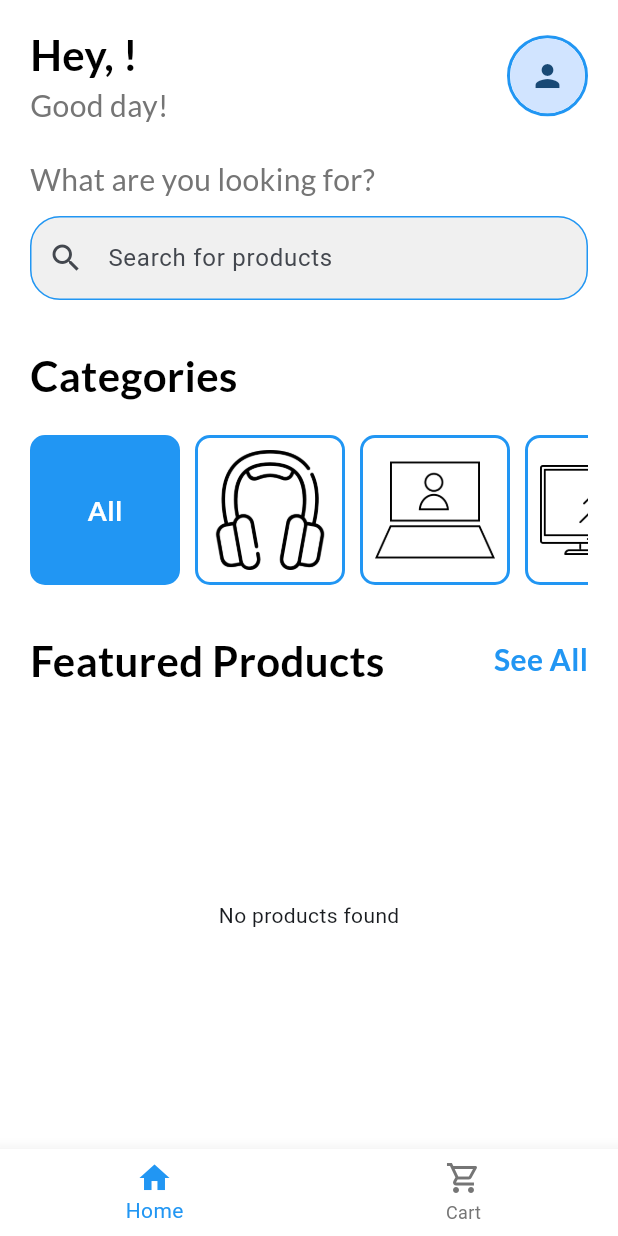
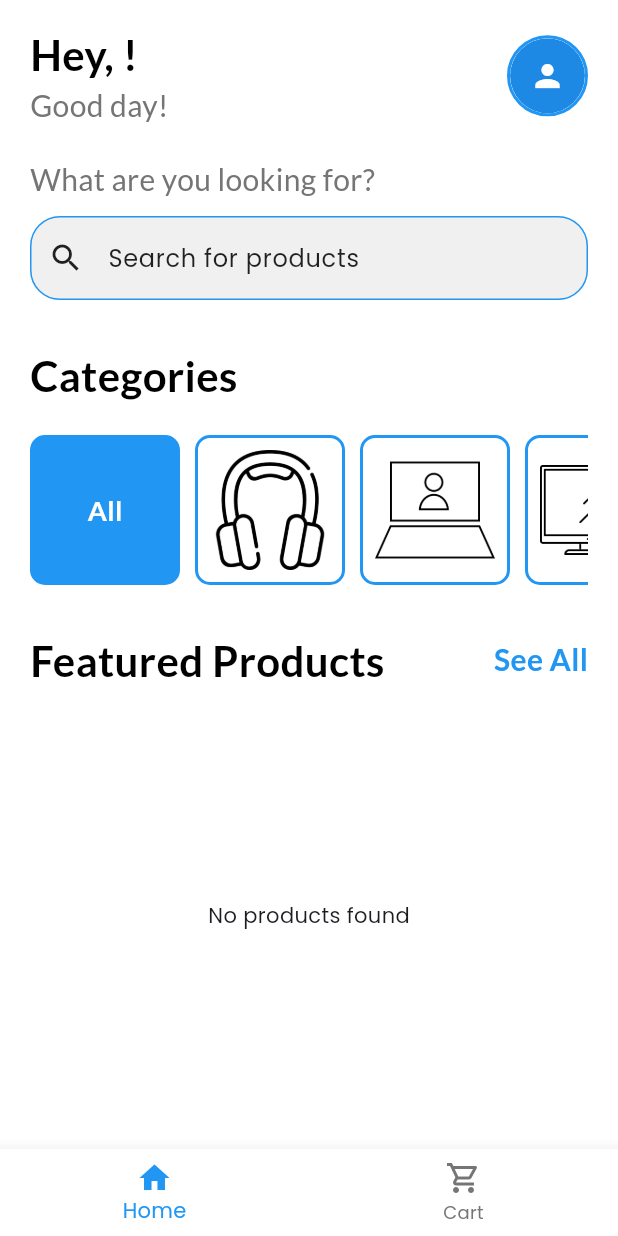
Before and after one commit to mehrishisarthak/kartsy, a Flutter app: the BottomBar screen opened directly, on a phone screen of 412 x 824 dp. Run offline on Flutter 3.47's test engine with Material 3 defaults, Android fonts, the phone set to English and light mode, and no system bars; our stand-ins replace cloud_firestore, firebase_auth, firebase_core, firebase_storage, google_fonts, google_sign_in and 5 more; missing offline and left inert: firebase_app_check; accounts and stored records are empty.

Commit message:
added theme provider, theme data and shared prefrences along wirh logout functionality

```diff
--- a/lib/pages/home.dart
+++ b/lib/pages/home.dart
@@ -40,6 +40,7 @@ class _HomeScreenState extends State<HomeScreen> {
   /// A single, safe function to load all necessary data when the screen starts.
   Future<void> _initializeData() async {
     uid = await SharedPreferenceHelper().getUserID();
+
 
     if (uid != null) {
       // Run both data loading operations concurrently for speed
--- a/lib/pages/profile.dart
+++ b/lib/pages/profile.dart
@@ -2,6 +2,7 @@ import 'dart:io';
 
 import 'package:cloud_firestore/cloud_firestore.dart';
 import 'package:ecommerce_shop/pages/admin_login.dart';
+import 'package:ecommerce_shop/pages/settings.dart';
 import 'package:ecommerce_shop/services/shared_preferences.dart';
 import 'package:firebase_auth/firebase_auth.dart';
 import 'package:firebase_storage/firebase_storage.dart';
@@ -386,6 +387,9 @@ class _ProfilePageState extends State<ProfilePage> {
     return Scaffold(
       backgroundColor: const Color(0xFFF7F9FB),
       appBar: AppBar(
+        actions: [
+          IconButton(icon: const Icon(Icons.settings, color: Colors.blue), onPressed: () => Navigator.of(context).push(MaterialPageRoute(builder: (context) => const SettingsPage()))),
+        ],
         leading: IconButton(icon: const Icon(Icons.arrow_back, color: Colors.blue), onPressed: () => Navigator.pop(context)),
         title: Text("Edit Profile", style: TextStyle(color: Colors.blue[700], fontWeight: FontWeight.bold)),
         centerTitle: true,
--- a/lib/services/shared_preferences.dart
+++ b/lib/services/shared_preferences.dart
@@ -6,7 +6,8 @@ class SharedPreferenceHelper {
   static String userNamekey = "USERNAMEKEY";
   static String userEmailkey = "USEREMAILKEY";
   static String userImagekey = "USERIMAGEKEY";
-  static String userAddressKey = "USERADDRESSKEY"; // New key for the address
+  static String userAddressKey = "USERADDRESSKEY";
+  static String themeKey = "THEMEKEY"; // Key for theme preference
 
   Future<bool> saveUserId(String getUserID) async {
     SharedPreferences prefs = await SharedPreferences.getInstance();
@@ -28,11 +29,16 @@ class SharedPreferenceHelper {
     return await prefs.setString(userImagekey, getUserImage);
   }
 
-  /// Encodes a Map to a JSON string and saves it.
   Future<bool> saveUserAddress(Map<String, dynamic> address) async {
     SharedPreferences prefs = await SharedPreferences.getInstance();
     String addressJson = json.encode(address);
     return await prefs.setString(userAddressKey, addressJson);
+  }
+
+  /// Saves the theme preference (true for dark, false for light).
+  Future<bool> saveTheme(bool isDarkMode) async {
+    SharedPreferences prefs = await SharedPreferences.getInstance();
+    return await prefs.setBool(themeKey, isDarkMode);
   }
 
   Future<String?> getUserID() async {
@@ -55,7 +61,6 @@ class SharedPreferenceHelper {
     return prefs.getString(userImagekey);
   }
 
-  /// Retrieves the JSON string and decodes it back to a Map.
   Future<Map<String, dynamic>?> getUserAddress() async {
     SharedPreferences prefs = await SharedPreferences.getInstance();
     String? addressJson = prefs.getString(userAddressKey);
@@ -65,6 +70,12 @@ class SharedPreferenceHelper {
     return null;
   }
 
+  /// Retrieves the theme preference. Defaults to false (light mode).
+  Future<bool> getTheme() async {
+    SharedPreferences prefs = await SharedPreferences.getInstance();
+    return prefs.getBool(themeKey) ?? false;
+  }
+
   /// Clears all saved user data from SharedPreferences.
   Future<void> clearUserInfo() async {
     SharedPreferences prefs = await SharedPreferences.getInstance();
@@ -72,6 +83,7 @@ class SharedPreferenceHelper {
     await prefs.remove(userNamekey);
     await prefs.remove(userEmailkey);
     await prefs.remove(userImagekey);
-    await prefs.remove(userAddressKey); // Also clear the address
+    await prefs.remove(userAddressKey);
+    await prefs.remove(themeKey); // Also clear the theme
   }
 }
--- /dev/null
+++ b/lib/theme/theme_data.dart
@@ -0,0 +1,139 @@
+import 'package:flutter/material.dart';
+import 'package:google_fonts/google_fonts.dart';
+
+// --- Light Mode Theme ---
+ThemeData lightMode = ThemeData(
+  brightness: Brightness.light,
+  colorScheme: ColorScheme.light(
+    primary: Colors.blue.shade600,
+    secondary: Colors.blue.shade400,
+    surface: Colors.white,
+    onPrimary: Colors.white,
+    onSecondary: Colors.white,
+    onSurface: Colors.black87,
+    error: Colors.redAccent,
+    onError: Colors.white,
+  ),
+  scaffoldBackgroundColor: const Color(0xFFF8F9FB),
+  appBarTheme: AppBarTheme(
+    backgroundColor: Colors.white,
+    foregroundColor: Colors.black87,
+    elevation: 1,
+    centerTitle: true,
+    titleTextStyle: GoogleFonts.poppins(
+      fontSize: 20,
+      fontWeight: FontWeight.w600,
+      color: Colors.black87,
+    ),
+  ),
+  cardTheme: CardThemeData(
+    elevation: 2,
+    color: Colors.white,
+    surfaceTintColor: Colors.white,
+    shape: RoundedRectangleBorder(
+      borderRadius: BorderRadius.circular(12),
+    ),
+  ),
+  elevatedButtonTheme: ElevatedButtonThemeData(
+    style: ElevatedButton.styleFrom(
+      backgroundColor: Colors.blue.shade600,
+      foregroundColor: Colors.white,
+      elevation: 2,
+      shape: RoundedRectangleBorder(
+        borderRadius: BorderRadius.circular(12),
+      ),
+      padding: const EdgeInsets.symmetric(vertical: 16),
+      textStyle: GoogleFonts.poppins(
+        fontWeight: FontWeight.bold,
+        fontSize: 16,
+      ),
+    ),
+  ),
+  textTheme: GoogleFonts.poppinsTextTheme(ThemeData.light().textTheme),
+  inputDecorationTheme: InputDecorationTheme(
+    filled: true,
+    fillColor: Colors.white,
+    contentPadding: const EdgeInsets.symmetric(horizontal: 16, vertical: 16),
+    border: OutlineInputBorder(
+      borderRadius: BorderRadius.circular(12),
+      borderSide: BorderSide.none,
+    ),
+    enabledBorder: OutlineInputBorder(
+      borderRadius: BorderRadius.circular(12),
+      borderSide: BorderSide(color: Colors.grey.shade300),
+    ),
+    focusedBorder: OutlineInputBorder(
+      borderRadius: BorderRadius.circular(12),
+      borderSide: BorderSide(color: Colors.blue.shade400, width: 2.0),
+    ),
+  ),
+  visualDensity: VisualDensity.adaptivePlatformDensity,
+);
+
+// --- Dark Mode Theme ---
+ThemeData darkMode = ThemeData(
+  brightness: Brightness.dark,
+  colorScheme: ColorScheme.dark(
+    primary: Colors.blue.shade400,
+    secondary: Colors.blue.shade300,
+    surface: const Color(0xFF1E1E1E), // Slightly lighter for cards/dialogs
+    onPrimary: Colors.black,
+    onSecondary: Colors.black,
+    onSurface: Colors.white,
+    error: Colors.red.shade400,
+    onError: Colors.black,
+  ),
+  scaffoldBackgroundColor: const Color(0xFF121212),
+  appBarTheme: AppBarTheme(
+    backgroundColor: const Color(0xFF1E1E1E),
+    foregroundColor: Colors.white,
+    elevation: 1,
+    centerTitle: true,
+    titleTextStyle: GoogleFonts.poppins(
+      fontSize: 20,
+      fontWeight: FontWeight.w600,
+      color: Colors.white,
+    ),
+  ),
+  cardTheme: CardThemeData(
+    elevation: 2,
+    color: const Color(0xFF1E1E1E),
+    shape: RoundedRectangleBorder(
+      borderRadius: BorderRadius.circular(12),
+    ),
+  ),
+  elevatedButtonTheme: ElevatedButtonThemeData(
+    style: ElevatedButton.styleFrom(
+      backgroundColor: Colors.blue.shade400,
+      foregroundColor: Colors.black,
+      elevation: 2,
+      shape: RoundedRectangleBorder(
+        borderRadius: BorderRadius.circular(12),
+      ),
+      padding: const EdgeInsets.symmetric(vertical: 16),
+      textStyle: GoogleFonts.poppins(
+        fontWeight: FontWeight.bold,
+        fontSize: 16,
+      ),
+    ),
+  ),
+  textTheme: GoogleFonts.poppinsTextTheme(ThemeData.dark().textTheme),
+  inputDecorationTheme: InputDecorationTheme(
+    filled: true,
+    fillColor: const Color(0xFF2A2A2A),
+    contentPadding: const EdgeInsets.symmetric(horizontal: 16, vertical: 16),
+    border: OutlineInputBorder(
+      borderRadius: BorderRadius.circular(12),
+      borderSide: BorderSide.none,
+    ),
+    enabledBorder: OutlineInputBorder(
+      borderRadius: BorderRadius.circular(12),
+      borderSide: BorderSide(color: Colors.grey.shade800),
+    ),
+    focusedBorder: OutlineInputBorder(
+      borderRadius: BorderRadius.circular(12),
+      borderSide: BorderSide(color: Colors.blue.shade300, width: 2.0),
+    ),
+  ),
+  visualDensity: VisualDensity.adaptivePlatformDensity,
+);
--- /dev/null
+++ b/lib/theme/theme_provider.dart
@@ -0,0 +1,27 @@
+import 'package:ecommerce_shop/services/shared_preferences.dart';
+import 'package:ecommerce_shop/theme/theme_data.dart';
+import 'package:flutter/material.dart';
+
+class ThemeProvider with ChangeNotifier {
+  ThemeData _themeData = lightMode;
+  final SharedPreferenceHelper _prefs = SharedPreferenceHelper();
+
+  ThemeData get themeData => _themeData;
+
+  ThemeProvider() {
+    _loadTheme();
+  }
+
+  void _loadTheme() async {
+    bool isDarkMode = await _prefs.getTheme();
+    _themeData = isDarkMode ? darkMode : lightMode;
+    notifyListeners();
+  }
+
+  void toggleTheme() async {
+    bool isDarkMode = _themeData.brightness == Brightness.light;
+    _themeData = isDarkMode ? darkMode : lightMode;
+    await _prefs.saveTheme(isDarkMode);
+    notifyListeners();
+  }
+}
```
Also changed, not shown: lib/main.dart (+4 -4 lines), lib/pages/settings.dart (added, +96 -0 lines).
